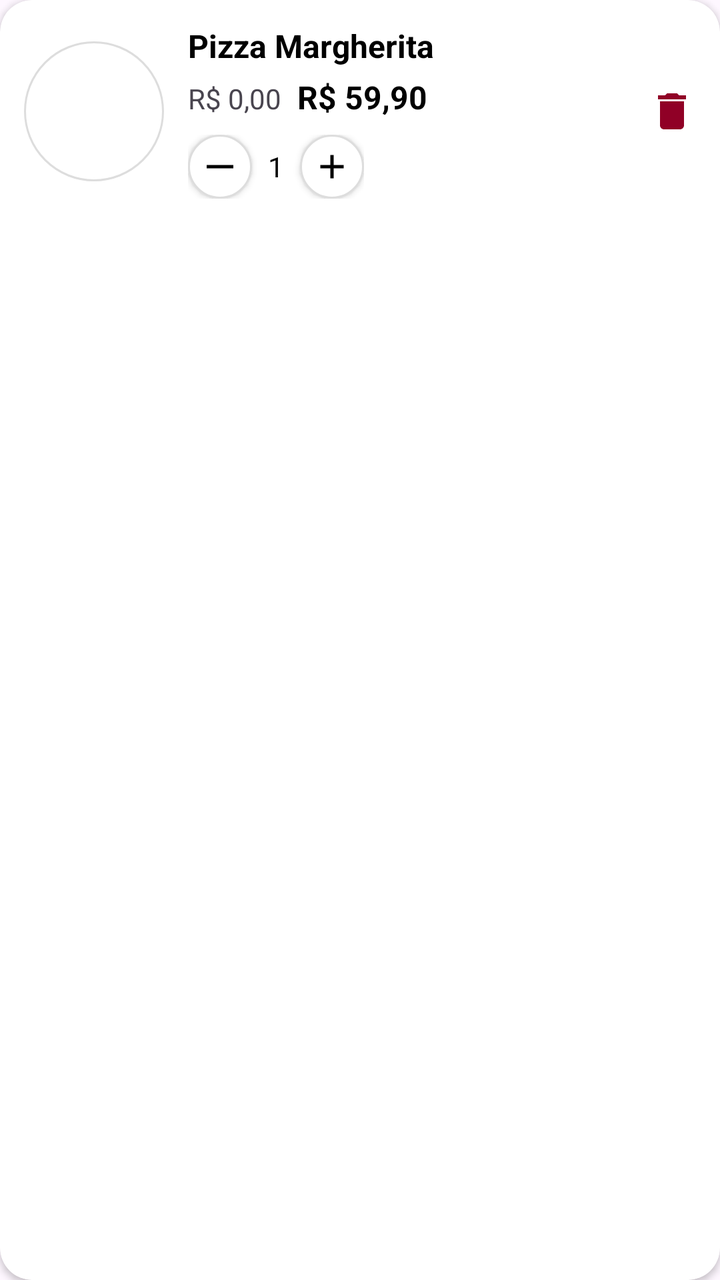
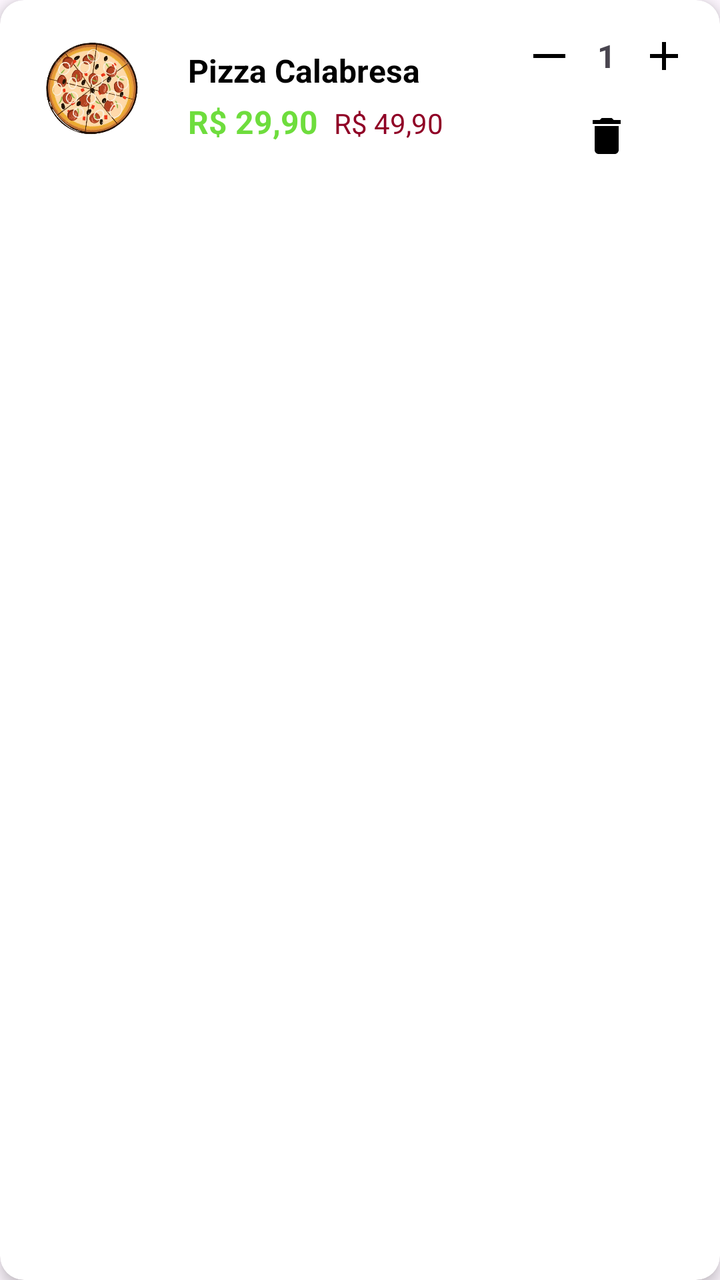

The first picture is an Android layout as it rendered before a commit; the second is the same layout after the commit. The layout source and the unified diff follow.
<!-- AndroidManifest.xml: application theme Theme.Apkstelladitalia20 -->
<!-- res/layout/item_carrinho_promocao.xml -->
<?xml version="1.0" encoding="utf-8"?>
<androidx.cardview.widget.CardView
    xmlns:android="http://schemas.android.com/apk/res/android"
    xmlns:app="http://schemas.android.com/apk/res-auto"
    android:layout_width="match_parent"
    android:layout_height="wrap_content"
    android:layout_marginBottom="12dp"
    app:cardCornerRadius="16dp"
    app:cardElevation="2dp">

    <LinearLayout
        android:layout_width="match_parent"
        android:layout_height="wrap_content"
        android:orientation="horizontal"
        android:padding="12dp"
        android:gravity="center_vertical">

        
        <ImageView
            android:id="@+id/imgProdutoCarrinho"
            android:layout_width="70dp"
            android:layout_height="70dp"
            android:scaleType="centerCrop"
            android:background="@drawable/bg_circle_white" />

        
        <LinearLayout
            android:orientation="vertical"
            android:layout_width="0dp"
            android:layout_height="wrap_content"
            android:layout_weight="1"
            android:layout_marginStart="12dp">

            <TextView
                android:id="@+id/txtNomeProduto"
                android:layout_width="wrap_content"
                android:layout_height="wrap_content"
                android:text="Pizza Margherita"
                android:textSize="16sp"
                android:textStyle="bold"
                android:textColor="@color/black"/>

            
            <LinearLayout
                android:layout_width="wrap_content"
                android:layout_height="wrap_content"
                android:orientation="horizontal"
                android:layout_marginTop="4dp">

                <TextView
                    android:id="@+id/txtPrecoOriginal"
                    android:layout_width="wrap_content"
                    android:layout_height="wrap_content"
                    android:text="R$ 0,00"/>


                <TextView
                    android:id="@+id/txtPrecoAtual"
                    android:layout_width="wrap_content"
                    android:layout_height="wrap_content"
                    android:text="R$ 59,90"
                    android:textSize="16sp"
                    android:textStyle="bold"
                    android:textColor="@color/black"
                    android:layout_marginStart="8dp"/>
            </LinearLayout>

            
            <LinearLayout
                android:layout_width="wrap_content"
                android:layout_height="wrap_content"
                android:orientation="horizontal"
                android:layout_marginTop="8dp"
                android:gravity="center_vertical">

                <ImageView
                    android:id="@+id/btnRemoverQuantidade"
                    android:layout_width="32dp"
                    android:layout_height="32dp"
                    android:src="@drawable/ic_remove"
                    android:background="@drawable/bg_circle_white"
                    android:padding="6dp"
                    android:elevation="2dp" />

                <TextView
                    android:id="@+id/txtQuantidade"
                    android:layout_width="wrap_content"
                    android:layout_height="wrap_content"
                    android:text="1"
                    android:textSize="14sp"
                    android:layout_marginHorizontal="8dp"
                    android:textColor="@color/black"/>

                <ImageView
                    android:id="@+id/btnAdicionarQuantidade"
                    android:layout_width="32dp"
                    android:layout_height="32dp"
                    android:src="@drawable/ic_add"
                    android:background="@drawable/bg_circle_white"
                    android:padding="6dp"
                    android:elevation="2dp" />
            </LinearLayout>

        </LinearLayout>

        
        <ImageView
            android:id="@+id/btnExcluirItem"
            android:layout_width="24dp"
            android:layout_height="24dp"
            android:src="@drawable/ic_delete"
            android:layout_marginStart="8dp"
            app:tint="@color/vermelho" />

    </LinearLayout>

</androidx.cardview.widget.CardView>
<!-- resources referenced by this layout -->
<resources>
  <color name="black">#FF000000</color>
  <color name="vermelho">#900026</color>
  <!-- drawable bg_circle_white (drawable) -->
  <shape xmlns:android="http://schemas.android.com/apk/res/android"
      android:shape="oval">
  
      <solid android:color="@android:color/white" />
  
      <size
          android:width="40dp"
          android:height="40dp" />
  
      <stroke
          android:width="1dp"
          android:color="#DDDDDD" />
  </shape>
  <!-- drawable ic_add (drawable) -->
  <vector xmlns:android="http://schemas.android.com/apk/res/android" android:height="24dp" android:tint="#000000" android:viewportHeight="24" android:viewportWidth="24" android:width="24dp">
        
      <path android:fillColor="@android:color/white" android:pathData="M19,13h-6v6h-2v-6H5v-2h6V5h2v6h6v2z"/>
      
  </vector>
  <!-- drawable ic_delete (drawable) -->
  <vector xmlns:android="http://schemas.android.com/apk/res/android" android:height="24dp" android:tint="#000000" android:viewportHeight="24" android:viewportWidth="24" android:width="24dp">
        
      <path android:fillColor="@android:color/white" android:pathData="M6,19c0,1.1 0.9,2 2,2h8c1.1,0 2,-0.9 2,-2V7H6v12zM19,4h-3.5l-1,-1h-5l-1,1H5v2h14V4z"/>
      
  </vector>
  <!-- drawable ic_remove (drawable) -->
  <vector xmlns:android="http://schemas.android.com/apk/res/android" android:height="24dp" android:tint="#000000" android:viewportHeight="24" android:viewportWidth="24" android:width="24dp">
        
      <path android:fillColor="@android:color/white" android:fillType="evenOdd" android:pathData="M4,11h16v2h-16z"/>
      
  </vector>
  <style name="Theme.Apkstelladitalia20" parent="Theme.Material3.DayNight.NoActionBar">
          <item name="colorPrimary">@color/colorPrimary</item>
          <item name="colorPrimaryVariant">@color/colorPrimaryDark</item>
          <item name="colorOnPrimary">@android:color/white</item>
          <item name="android:statusBarColor">@color/colorPrimaryDark</item>
          <item name="android:navigationBarColor">@color/colorPrimary</item>
      </style>
  <color name="colorPrimary">#C62828</color>
  <color name="colorPrimaryDark">#8E0000</color>
</resources>

<!-- the commit's change to res/layout/item_carrinho_promocao.xml (unified diff, before → after) -->
@@ -1,12 +1,11 @@
 <?xml version="1.0" encoding="utf-8"?>
-<androidx.cardview.widget.CardView
-    xmlns:android="http://schemas.android.com/apk/res/android"
+<androidx.cardview.widget.CardView xmlns:android="http://schemas.android.com/apk/res/android"
     xmlns:app="http://schemas.android.com/apk/res-auto"
     android:layout_width="match_parent"
     android:layout_height="wrap_content"
-    android:layout_marginBottom="12dp"
-    app:cardCornerRadius="16dp"
-    app:cardElevation="2dp">
+    android:layout_margin="8dp"
+    app:cardElevation="4dp"
+    app:cardCornerRadius="12dp">
 
     <LinearLayout
         android:layout_width="match_parent"
@@ -21,26 +20,25 @@
             android:layout_width="70dp"
             android:layout_height="70dp"
             android:scaleType="centerCrop"
-            android:background="@drawable/bg_circle_white" />
+            android:src="@drawable/ic_pizza"
+            android:layout_marginEnd="12dp" />
 
         
         <LinearLayout
-            android:orientation="vertical"
             android:layout_width="0dp"
             android:layout_height="wrap_content"
             android:layout_weight="1"
-            android:layout_marginStart="12dp">
+            android:orientation="vertical">
 
             <TextView
                 android:id="@+id/txtNomeProduto"
                 android:layout_width="wrap_content"
                 android:layout_height="wrap_content"
-                android:text="Pizza Margherita"
+                android:text="Pizza Calabresa"
                 android:textSize="16sp"
                 android:textStyle="bold"
-                android:textColor="@color/black"/>
+                android:textColor="@android:color/black" />
 
-            
             <LinearLayout
                 android:layout_width="wrap_content"
                 android:layout_height="wrap_content"
@@ -48,69 +46,74 @@
                 android:layout_marginTop="4dp">
 
                 <TextView
+                    android:id="@+id/txtPrecoAtual"
+                    android:layout_width="wrap_content"
+                    android:layout_height="wrap_content"
+                    android:text="R$ 29,90"
+                    android:textColor="#6EDD3D"
+                    android:textStyle="bold"
+                    android:textSize="16sp"/>
+
+                <TextView
                     android:id="@+id/txtPrecoOriginal"
                     android:layout_width="wrap_content"
                     android:layout_height="wrap_content"
-                    android:text="R$ 0,00"/>
-
-
-                <TextView
-                    android:id="@+id/txtPrecoAtual"
-                    android:layout_width="wrap_content"
-                    android:layout_height="wrap_content"
-                    android:text="R$ 59,90"
-                    android:textSize="16sp"
-                    android:textStyle="bold"
-                    android:textColor="@color/black"
+                    android:text="R$ 49,90"
+                    android:textColor="@color/vermelho"
+                    android:textSize="14sp"
                     android:layout_marginStart="8dp"/>
             </LinearLayout>
 
-            
+        </LinearLayout>
+
+        
+        <LinearLayout
+            android:layout_width="wrap_content"
+            android:layout_height="wrap_content"
+            android:orientation="vertical"
+            android:gravity="center">
+
             <LinearLayout
                 android:layout_width="wrap_content"
                 android:layout_height="wrap_content"
                 android:orientation="horizontal"
-                android:layout_marginTop="8dp"
                 android:gravity="center_vertical">
 
-                <ImageView
+                <ImageButton
                     android:id="@+id/btnRemoverQuantidade"
                     android:layout_width="32dp"
                     android:layout_height="32dp"
+                    android:background="?attr/selectableItemBackgroundBorderless"
                     android:src="@drawable/ic_remove"
-                    android:background="@drawable/bg_circle_white"
-                    android:padding="6dp"
-                    android:elevation="2dp" />
+                    android:contentDescription="Diminuir quantidade" />
 
                 <TextView
                     android:id="@+id/txtQuantidade"
                     android:layout_width="wrap_content"
                     android:layout_height="wrap_content"
                     android:text="1"
-                    android:textSize="14sp"
-                    android:layout_marginHorizontal="8dp"
-                    android:textColor="@color/black"/>
+                    android:textSize="16sp"
+                    android:textStyle="bold"
+                    android:layout_marginHorizontal="8dp" />
 
-                <ImageView
+                <ImageButton
                     android:id="@+id/btnAdicionarQuantidade"
                     android:layout_width="32dp"
                     android:layout_height="32dp"
+                    android:background="?attr/selectableItemBackgroundBorderless"
                     android:src="@drawable/ic_add"
-                    android:background="@drawable/bg_circle_white"
-                    android:padding="6dp"
-                    android:elevation="2dp" />
+                    android:contentDescription="Aumentar quantidade" />
             </LinearLayout>
 
+            <ImageButton
+                android:id="@+id/btnRemoverItem"
+                android:layout_width="32dp"
+                android:layout_height="32dp"
+                android:background="?attr/selectableItemBackgroundBorderless"
+                android:src="@drawable/ic_delete"
+                android:layout_marginTop="8dp"
+                android:contentDescription="Remover item do carrinho" />
         </LinearLayout>
-
-        
-        <ImageView
-            android:id="@+id/btnExcluirItem"
-            android:layout_width="24dp"
-            android:layout_height="24dp"
-            android:src="@drawable/ic_delete"
-            android:layout_marginStart="8dp"
-            app:tint="@color/vermelho" />
 
     </LinearLayout>
 
<!-- resource entries referenced after the edit -->
@@ -1,21 +1,6 @@
 <!-- resources referenced by this layout -->
 <resources>
-  <color name="black">#FF000000</color>
   <color name="vermelho">#900026</color>
-  <!-- drawable bg_circle_white (drawable) -->
-  <shape xmlns:android="http://schemas.android.com/apk/res/android"
-      android:shape="oval">
-  
-      <solid android:color="@android:color/white" />
-  
-      <size
-          android:width="40dp"
-          android:height="40dp" />
-  
-      <stroke
-          android:width="1dp"
-          android:color="#DDDDDD" />
-  </shape>
   <!-- drawable ic_add (drawable) -->
   <vector xmlns:android="http://schemas.android.com/apk/res/android" android:height="24dp" android:tint="#000000" android:viewportHeight="24" android:viewportWidth="24" android:width="24dp">
         
@@ -28,6 +13,7 @@
       <path android:fillColor="@android:color/white" android:pathData="M6,19c0,1.1 0.9,2 2,2h8c1.1,0 2,-0.9 2,-2V7H6v12zM19,4h-3.5l-1,-1h-5l-1,1H5v2h14V4z"/>
       
   </vector>
+  <!-- drawable ic_pizza: png bitmap (drawable, 224029 bytes) -->
   <!-- drawable ic_remove (drawable) -->
   <vector xmlns:android="http://schemas.android.com/apk/res/android" android:height="24dp" android:tint="#000000" android:viewportHeight="24" android:viewportWidth="24" android:width="24dp">
         
